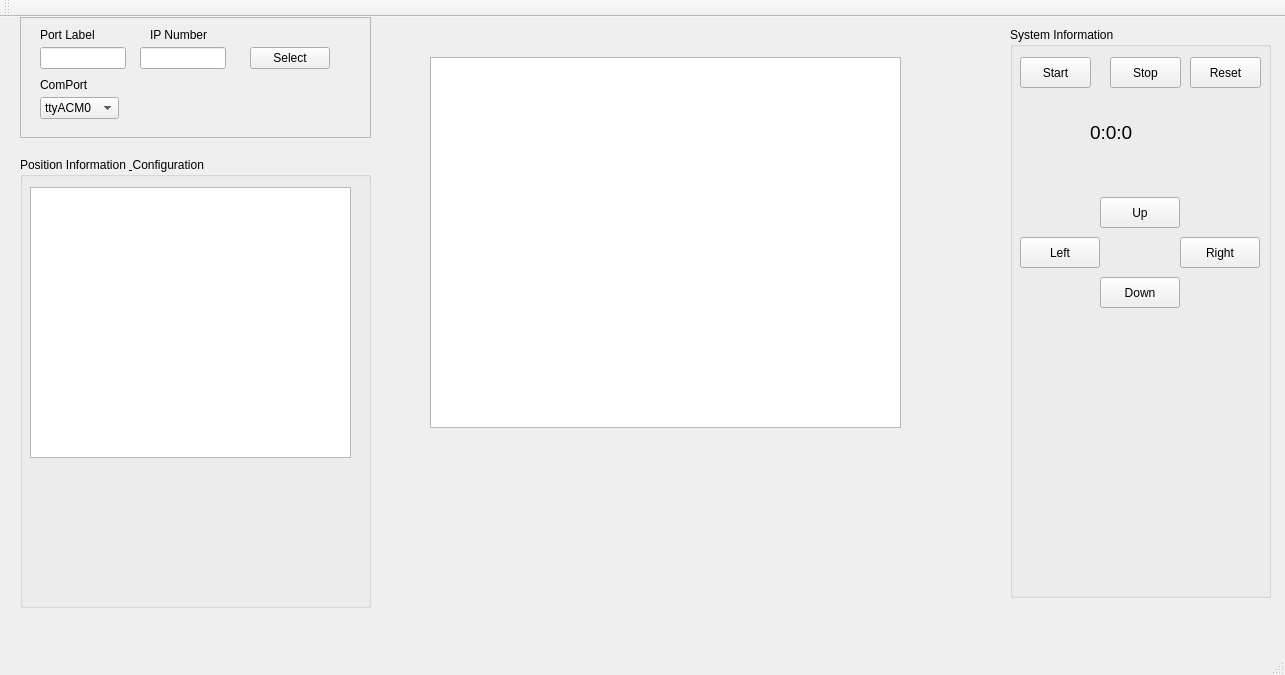
Before: the Qt Designer form mainwindow.ui in CSE396Group2/UI, drawn with Qt 5.
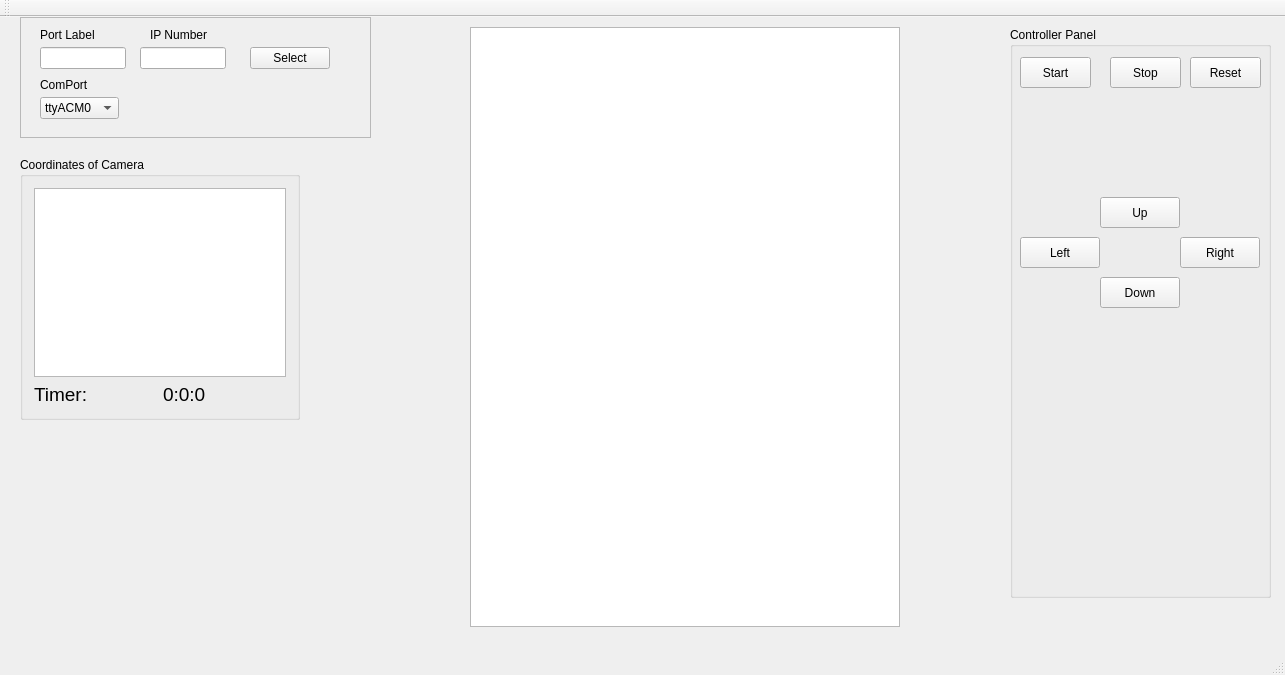
After: the same form once the commit is applied. Icons and pictures are not drawn.

Commit message: coordinate browser finished

Patch:
```diff
--- a/mainwindow.ui
+++ b/mainwindow.ui
@@ -25,23 +25,46 @@
      <rect>
       <x>20</x>
       <y>140</y>
-      <width>351</width>
-      <height>451</height>
+      <width>280</width>
+      <height>263</height>
      </rect>
     </property>
     <property name="title">
-     <string>Position Information &amp; Configuration</string>
+     <string>Coordinates of Camera</string>
     </property>
-    <widget class="QTextBrowser" name="coordinatBrowser">
-     <property name="geometry">
-      <rect>
-       <x>10</x>
-       <y>30</y>
-       <width>321</width>
-       <height>271</height>
-      </rect>
-     </property>
-    </widget>
+    <layout class="QVBoxLayout" name="verticalLayout">
+     <item>
+      <widget class="QTextBrowser" name="coordinatBrowser"/>
+     </item>
+     <item>
+      <layout class="QGridLayout" name="gridLayout">
+       <item row="0" column="0">
+        <widget class="QLabel" name="label">
+         <property name="font">
+          <font>
+           <pointsize>14</pointsize>
+          </font>
+         </property>
+         <property name="text">
+          <string>Timer:</string>
+         </property>
+        </widget>
+       </item>
+       <item row="0" column="1">
+        <widget class="QLabel" name="timerLabel">
+         <property name="font">
+          <font>
+           <pointsize>14</pointsize>
+          </font>
+         </property>
+         <property name="text">
+          <string>0:0:0</string>
+         </property>
+        </widget>
+       </item>
+      </layout>
+     </item>
+    </layout>
    </widget>
    <widget class="QGroupBox" name="groupBox_3">
     <property name="geometry">
@@ -53,7 +76,7 @@
      </rect>
     </property>
     <property name="title">
-     <string>System Information</string>
+     <string>Controller Panel</string>
     </property>
     <widget class="QPushButton" name="startButton">
      <property name="geometry">
@@ -68,24 +91,6 @@
       <string>Start</string>
      </property>
     </widget>
-    <widget class="QLabel" name="timerLabel">
-     <property name="geometry">
-      <rect>
-       <x>80</x>
-       <y>90</y>
-       <width>91</width>
-       <height>31</height>
-      </rect>
-     </property>
-     <property name="font">
-      <font>
-       <pointsize>14</pointsize>
-      </font>
-     </property>
-     <property name="text">
-      <string>0:0:0</string>
-     </property>
-    </widget>
     <widget class="QPushButton" name="stopButton">
      <property name="geometry">
       <rect>
@@ -184,10 +189,10 @@
    <widget class="QGraphicsView" name="graphicsView">
     <property name="geometry">
      <rect>
-      <x>430</x>
-      <y>40</y>
-      <width>471</width>
-      <height>371</height>
+      <x>470</x>
+      <y>10</y>
+      <width>430</width>
+      <height>600</height>
      </rect>
     </property>
    </widget>
```
The commit also changes 9 other files.
